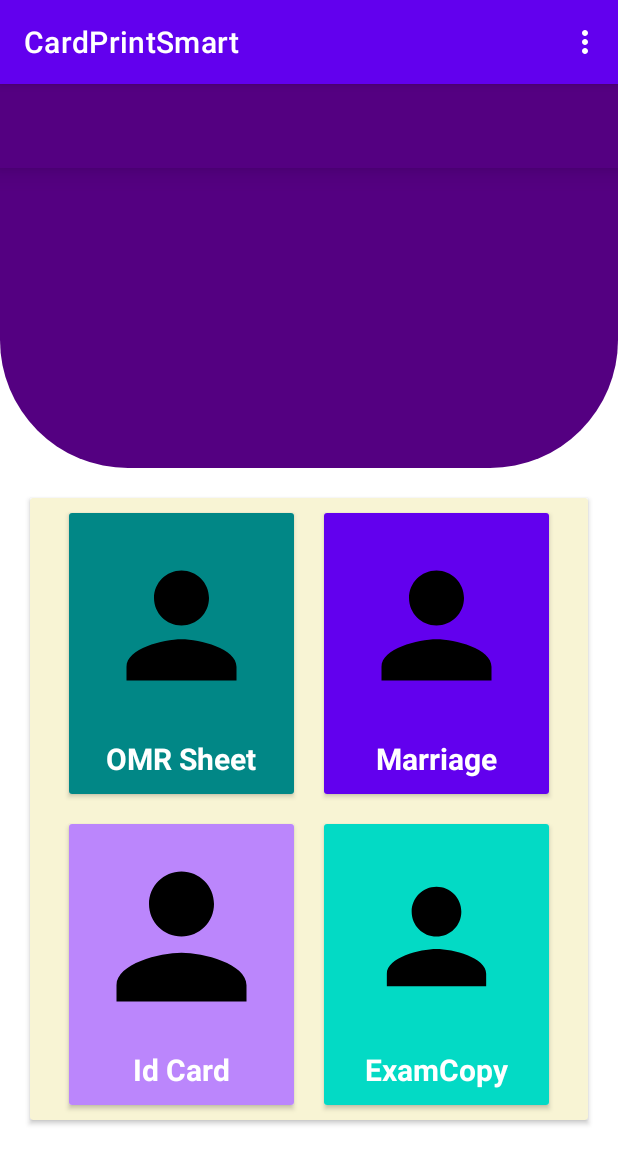
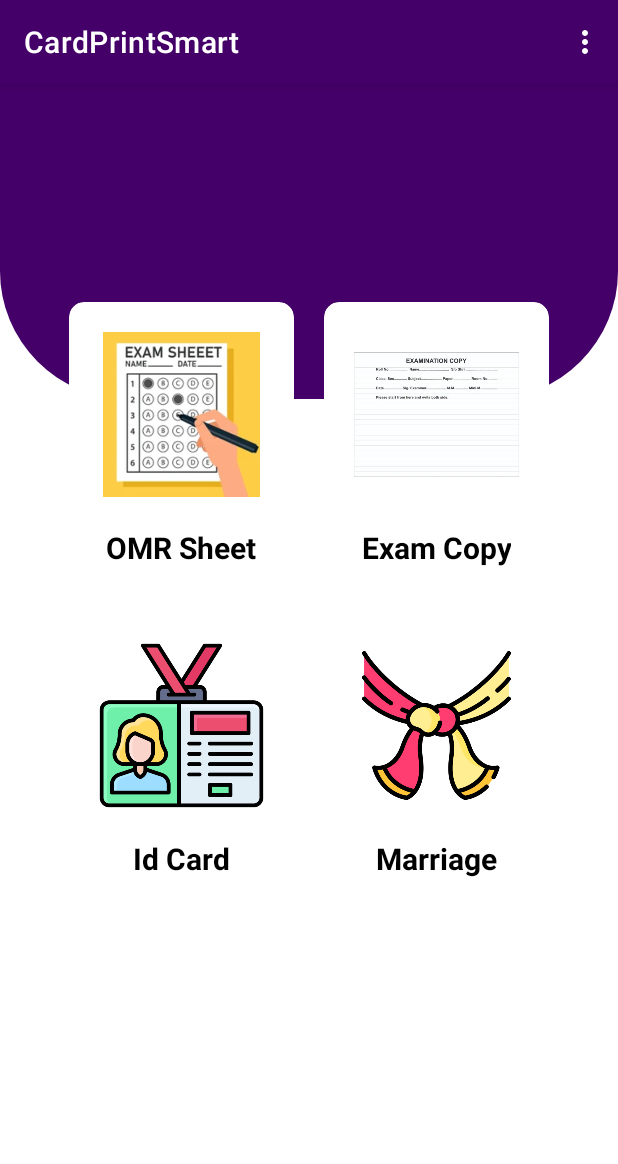
Before and after one commit to panditshruti/CardPrintSmart, an Android app: the screen it shows after launch (MainActivity), on a phone screen of 412 x 824 dp. Shown: the top 1164 px of the screen. Run offline under Robolectric (Android 15) with nearby library versions, the phone set to English and light mode, and no system bars; our stand-ins replace navigation-ui.

Commit message:
comited by shruti

```diff
--- a/app/src/main/res/drawable/bg_main.xml
+++ b/app/src/main/res/drawable/bg_main.xml
@@ -7,7 +7,7 @@
         />
 
     <solid
-        android:color="#540081"
+        android:color="#440068"
         />
 
 </shape>
--- /dev/null
+++ b/app/src/main/res/drawable/strok.xml
@@ -0,0 +1,12 @@
+<?xml version="1.0" encoding="utf-8"?>
+<shape xmlns:android="http://schemas.android.com/apk/res/android">
+
+<corners
+        android:radius="20dp"
+
+    />
+    <stroke
+       android:color="#CACACA"
+        android:width="2dp"
+        />
+</shape>
--- a/app/src/main/res/layout/activity_main.xml
+++ b/app/src/main/res/layout/activity_main.xml
@@ -15,14 +15,14 @@
     <androidx.appcompat.widget.Toolbar
         android:layout_width="0dp"
         android:layout_height="wrap_content"
-        android:background="#540081"
+        android:background="#440068"
+        android:visibility="gone"
         android:id="@+id/toolbar"
         android:theme="@style/ThemeOverlay.AppCompat.Dark.ActionBar"
         app:layout_constraintStart_toStartOf="parent"
         app:layout_constraintEnd_toEndOf="parent"
         app:layout_constraintTop_toTopOf="parent"
         app:layout_constraintBottom_toTopOf="@id/fragmentContainerView"
-        android:elevation="10dp"
         app:popupTheme="@style/ThemeOverlay.AppCompat.Light"
         tools:ignore="MissingConstraints" />
 
--- a/app/src/main/res/layout/fragment_home.xml
+++ b/app/src/main/res/layout/fragment_home.xml
@@ -1,50 +1,27 @@
 <?xml version="1.0" encoding="utf-8"?>
 <RelativeLayout xmlns:android="http://schemas.android.com/apk/res/android"
     xmlns:tools="http://schemas.android.com/tools"
+    xmlns:app="http://schemas.android.com/apk/res-auto"
     android:layout_width="match_parent"
     android:layout_height="match_parent"
-    android:orientation="vertical"
     tools:context=".uiFragment.HomeFragment">
 
     <View
         android:id="@+id/viewbgmain"
         android:layout_width="match_parent"
-        android:layout_height="200dp"
+        android:layout_height="210dp"
         android:layout_alignParentTop="true"
-        android:layout_marginTop="0dp"
         android:background="@drawable/bg_main" />
 
-    <GridLayout
-        android:id="@+id/gridLayout"
-        android:layout_width="match_parent"
-        android:layout_height="wrap_content"
-        android:layout_below="@id/viewbgmain"
-        android:layout_marginTop="16dp"
-        android:columnCount="2"
-        android:rowCount="2"
-        android:layout_margin="10dp"
-        android:orientation="horizontal">
-
-        <!-- Example items, replace or add more as needed -->
-
-
-        <androidx.cardview.widget.CardView
-            android:id="@+id/cardView"
-            android:layout_width="match_parent"
-            android:layout_height="wrap_content"
-            android:layout_gravity="bottom"
-            android:layout_margin="10dp"
-            android:backgroundTint="#F8F4D4"
-            android:elevation="10dp"
-            android:padding="10dp"
-          >
 
     <LinearLayout
         android:layout_width="match_parent"
         android:layout_height="wrap_content"
-                android:layout_gravity="bottom"
+        android:layout_alignParentBottom="true"
+        android:layout_gravity="center"
+        android:layout_marginTop="90dp"
+        android:layout_marginBottom="218dp"
         android:layout_weight="1"
-                android:gravity="bottom"
         android:orientation="vertical">
 
 
@@ -61,12 +38,11 @@
                 android:layout_height="wrap_content"
                 android:layout_margin="10dp"
                 android:elevation="10dp"
-                      >
+                app:cardCornerRadius="10dp">
 
                 <LinearLayout
                     android:layout_width="wrap_content"
                     android:layout_height="wrap_content"
-                            android:background="@color/teal_700"
                     android:orientation="vertical">
 
                     <ImageView
@@ -75,7 +51,7 @@
                         android:layout_gravity="center"
                         android:layout_margin="10dp"
                         android:padding="10dp"
-                                android:src="@drawable/baseline_person_24" />
+                        android:src="@drawable/omrsheet" />
 
                     <TextView
                         android:layout_width="wrap_content"
@@ -84,7 +60,7 @@
                         android:layout_marginBottom="10dp"
                         android:gravity="center"
                         android:text="OMR Sheet"
-                                android:textColor="@color/white"
+                        android:textColor="@color/black"
                         android:textSize="20dp"
                         android:textStyle="bold" />
 
@@ -100,14 +76,12 @@
                 android:layout_margin="10dp"
                 android:elevation="10dp"
                 android:padding="10dp"
-                       >
+                app:cardCornerRadius="10dp">
 
                 <LinearLayout
                     android:layout_width="match_parent"
                     android:layout_height="wrap_content"
                     android:layout_weight="1"
-                            android:id="@+id/marriageBtn"
-                            android:background="@color/purple_500"
                     android:orientation="vertical">
 
                     <ImageView
@@ -116,7 +90,7 @@
                         android:layout_margin="10dp"
                         android:layout_weight="1"
                         android:padding="10dp"
-                                android:src="@drawable/baseline_person_24" />
+                        android:src="@drawable/examcopy" />
 
                     <TextView
                         android:layout_width="wrap_content"
@@ -124,8 +98,8 @@
                         android:layout_gravity="center"
                         android:layout_marginBottom="10dp"
                         android:gravity="center"
-                                android:text="Marriage"
-                                android:textColor="@color/white"
+                        android:text="Exam Copy"
+                        android:textColor="@color/black"
                         android:textSize="20dp"
                         android:textStyle="bold" />
 
@@ -149,12 +123,11 @@
                 android:layout_height="wrap_content"
                 android:layout_margin="10dp"
                 android:elevation="10dp"
-                       >
+                app:cardCornerRadius="10dp">
 
                 <LinearLayout
                     android:layout_width="wrap_content"
                     android:layout_height="wrap_content"
-                            android:background="@color/purple_200"
                     android:orientation="vertical">
 
                     <ImageView
@@ -162,7 +135,8 @@
                         android:layout_height="130dp"
                         android:layout_gravity="center"
                         android:layout_margin="10dp"
-                                android:src="@drawable/baseline_person_24" />
+                        android:padding="10dp"
+                        android:src="@drawable/idcard" />
 
                     <TextView
                         android:layout_width="wrap_content"
@@ -171,7 +145,7 @@
                         android:layout_marginBottom="10dp"
                         android:gravity="center"
                         android:text="Id Card"
-                                android:textColor="@color/white"
+                        android:textColor="@color/black"
                         android:textSize="20dp"
                         android:textStyle="bold" />
 
@@ -181,18 +155,17 @@
 
 
             <androidx.cardview.widget.CardView
-                        android:id="@+id/news"
+                android:id="@+id/marriageBtn"
                 android:layout_width="wrap_content"
                 android:layout_height="wrap_content"
                 android:layout_margin="10dp"
                 android:elevation="10dp"
                 android:padding="10dp"
-                        >
+                app:cardCornerRadius="10dp">
 
                 <LinearLayout
                     android:layout_width="wrap_content"
                     android:layout_height="wrap_content"
-                            android:background="@color/teal_200"
                     android:orientation="vertical">
 
                     <ImageView
@@ -200,7 +173,7 @@
                         android:layout_height="130dp"
                         android:layout_margin="10dp"
                         android:padding="15dp"
-                                android:src="@drawable/baseline_person_24" />
+                        android:src="@drawable/marraige" />
 
                     <TextView
                         android:layout_width="wrap_content"
@@ -208,8 +181,8 @@
                         android:layout_gravity="center"
                         android:layout_marginBottom="10dp"
                         android:gravity="center"
-                                android:text="ExamCopy"
-                                android:textColor="@color/white"
+                        android:text="Marriage"
+                        android:textColor="@color/black"
                         android:textSize="20dp"
                         android:textStyle="bold" />
 
@@ -221,7 +194,4 @@
 
 
     </LinearLayout>
-        </androidx.cardview.widget.CardView>
-    </GridLayout>
-
     </RelativeLayout>
--- a/app/src/main/res/values/themes.xml
+++ b/app/src/main/res/values/themes.xml
@@ -2,8 +2,8 @@
     <!-- Base application theme. -->
     <style name="Theme.CardPrintSmart" parent="Theme.MaterialComponents.Light.DarkActionBar">
         <!-- Primary brand color. -->
-        <item name="colorPrimary">@color/purple_500</item>
-        <item name="colorPrimaryVariant">@color/purple_700</item>
+        <item name="colorPrimary">#440068</item>
+        <item name="colorPrimaryVariant">#350051</item>
         <item name="colorOnPrimary">@color/white</item>
         <!-- Secondary brand color. -->
         <item name="colorSecondary">@color/teal_200</item>
```
Also changed, not shown: app/src/main/res/drawable/examcopy.webp (added), app/src/main/res/drawable/idcard.png (added), app/src/main/res/drawable/marraige.png (added), app/src/main/res/drawable/omrsheet.png (added). Lines whose indentation alone changed are shown as unchanged.
